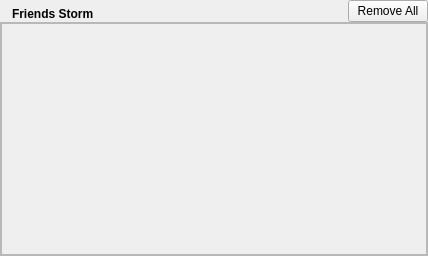
Qt form retroshare-gui/src/gui/NewsFeed.ui (RetroShare/RetroShare) before a commit.
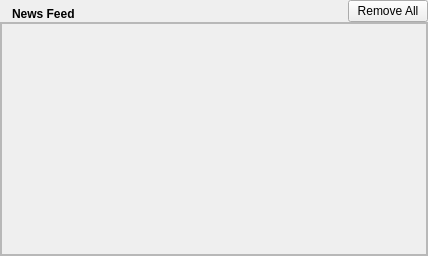
The same form after that commit. Icons and pictures are not drawn.

Commit message: renamed Friends storm back to News Feed

```diff
--- a/retroshare-gui/src/gui/NewsFeed.ui
+++ b/retroshare-gui/src/gui/NewsFeed.ui
@@ -64,7 +64,7 @@
 &lt;html&gt;&lt;head&gt;&lt;meta name=&quot;qrichtext&quot; content=&quot;1&quot; /&gt;&lt;style type=&quot;text/css&quot;&gt;
 p, li { white-space: pre-wrap; }
 &lt;/style&gt;&lt;/head&gt;&lt;body style=&quot; font-family:'MS Shell Dlg 2'; font-size:8.25pt; font-weight:400; font-style:normal;&quot;&gt;
-&lt;p style=&quot; margin-top:0px; margin-bottom:0px; margin-left:0px; margin-right:0px; -qt-block-indent:0; text-indent:0px;&quot;&gt;&lt;span style=&quot; font-size:9pt; font-weight:600;&quot;&gt;Friends Storm&lt;/span&gt;&lt;/p&gt;&lt;/body&gt;&lt;/html&gt;</string>
+&lt;p style=&quot; margin-top:0px; margin-bottom:0px; margin-left:0px; margin-right:0px; -qt-block-indent:0; text-indent:0px;&quot;&gt;&lt;span style=&quot; font-size:9pt; font-weight:600;&quot;&gt;News Feed&lt;/span&gt;&lt;/p&gt;&lt;/body&gt;&lt;/html&gt;</string>
        </property>
       </widget>
      </item>
```
The commit also changes 42 other files.
